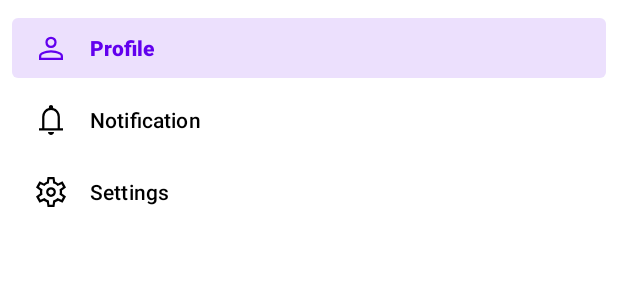
After one commit to mzungu16/wishList, an Android app: the layout backdrop_layout.xml on its own in the app's theme, with its tools: preview values and no code run, on a phone screen of 412 x 824 dp. The commit adds this screen. Shown: the top 300 px of the screen. Run offline under Robolectric (Android 15) with nearby library versions, the phone set to English and light mode, and no system bars.

Commit message:
добавил bottomSheet

```diff
--- /dev/null
+++ b/app/src/main/res/drawable/ic_notification.xml
@@ -0,0 +1,4 @@
+<vector android:height="24dp" android:viewportHeight="48"
+    android:viewportWidth="48" android:width="24dp" xmlns:android="http://schemas.android.com/apk/res/android">
+    <path android:fillColor="@color/white" android:pathData="M8,38v-3h4.2L12.2,19.7q0,-4.2 2.475,-7.475Q17.15,8.95 21.2,8.1L21.2,6.65q0,-1.15 0.825,-1.9T24,4q1.15,0 1.975,0.75 0.825,0.75 0.825,1.9L26.8,8.1q4.05,0.85 6.55,4.125t2.5,7.475L35.85,35L40,35v3ZM24,23.25ZM24,44q-1.6,0 -2.8,-1.175Q20,41.65 20,40h8q0,1.65 -1.175,2.825Q25.65,44 24,44ZM15.2,35h17.65L32.85,19.7q0,-3.7 -2.55,-6.3 -2.55,-2.6 -6.25,-2.6t-6.275,2.6Q15.2,16 15.2,19.7Z"/>
+</vector>
--- /dev/null
+++ b/app/src/main/res/drawable/ic_profile.xml
@@ -0,0 +1,4 @@
+<vector android:height="24dp" android:viewportHeight="48"
+    android:viewportWidth="48" android:width="24dp" xmlns:android="http://schemas.android.com/apk/res/android">
+    <path android:fillColor="@color/white" android:pathData="M24,23.95q-3.3,0 -5.4,-2.1 -2.1,-2.1 -2.1,-5.4 0,-3.3 2.1,-5.4 2.1,-2.1 5.4,-2.1 3.3,0 5.4,2.1 2.1,2.1 2.1,5.4 0,3.3 -2.1,5.4 -2.1,2.1 -5.4,2.1ZM8,40v-4.7q0,-1.9 0.95,-3.25T11.4,30q3.35,-1.5 6.425,-2.25Q20.9,27 24,27q3.1,0 6.15,0.775 3.05,0.775 6.4,2.225 1.55,0.7 2.5,2.05 0.95,1.35 0.95,3.25L40,40ZM11,37h26v-1.7q0,-0.8 -0.475,-1.525 -0.475,-0.725 -1.175,-1.075 -3.2,-1.55 -5.85,-2.125Q26.85,30 24,30t-5.55,0.575q-2.7,0.575 -5.85,2.125 -0.7,0.35 -1.15,1.075Q11,34.5 11,35.3ZM24,20.95q1.95,0 3.225,-1.275Q28.5,18.4 28.5,16.45q0,-1.95 -1.275,-3.225Q25.95,11.95 24,11.95q-1.95,0 -3.225,1.275Q19.5,14.5 19.5,16.45q0,1.95 1.275,3.225Q22.05,20.95 24,20.95ZM24,16.45ZM24,37Z"/>
+</vector>
--- /dev/null
+++ b/app/src/main/res/drawable/ic_settings.xml
@@ -0,0 +1,4 @@
+<vector android:height="24dp" android:viewportHeight="48"
+    android:viewportWidth="48" android:width="24dp" xmlns:android="http://schemas.android.com/apk/res/android">
+    <path android:fillColor="@color/white" android:pathData="m19.4,44 l-1,-6.3q-0.95,-0.35 -2,-0.95t-1.85,-1.25l-5.9,2.7L4,30l5.4,-3.95q-0.1,-0.45 -0.125,-1.025Q9.25,24.45 9.25,24q0,-0.45 0.025,-1.025T9.4,21.95L4,18l4.65,-8.2 5.9,2.7q0.8,-0.65 1.85,-1.25t2,-0.9l1,-6.35h9.2l1,6.3q0.95,0.35 2.025,0.925Q32.7,11.8 33.45,12.5l5.9,-2.7L44,18l-5.4,3.85q0.1,0.5 0.125,1.075 0.025,0.575 0.025,1.075t-0.025,1.05q-0.025,0.55 -0.125,1.05L44,30l-4.65,8.2 -5.9,-2.7q-0.8,0.65 -1.825,1.275 -1.025,0.625 -2.025,0.925l-1,6.3ZM24,30.5q2.7,0 4.6,-1.9 1.9,-1.9 1.9,-4.6 0,-2.7 -1.9,-4.6 -1.9,-1.9 -4.6,-1.9 -2.7,0 -4.6,1.9 -1.9,1.9 -1.9,4.6 0,2.7 1.9,4.6 1.9,1.9 4.6,1.9ZM24,27.5q-1.45,0 -2.475,-1.025Q20.5,25.45 20.5,24q0,-1.45 1.025,-2.475Q22.55,20.5 24,20.5q1.45,0 2.475,1.025Q27.5,22.55 27.5,24q0,1.45 -1.025,2.475Q25.45,27.5 24,27.5ZM24,24ZM21.8,41h4.4l0.7,-5.6q1.65,-0.4 3.125,-1.25T32.7,32.1l5.3,2.3 2,-3.6 -4.7,-3.45q0.2,-0.85 0.325,-1.675 0.125,-0.825 0.125,-1.675 0,-0.85 -0.1,-1.675 -0.1,-0.825 -0.35,-1.675L40,17.2l-2,-3.6 -5.3,2.3q-1.15,-1.3 -2.6,-2.175 -1.45,-0.875 -3.2,-1.125L26.2,7h-4.4l-0.7,5.6q-1.7,0.35 -3.175,1.2 -1.475,0.85 -2.625,2.1L10,13.6l-2,3.6 4.7,3.45q-0.2,0.85 -0.325,1.675 -0.125,0.825 -0.125,1.675 0,0.85 0.125,1.675 0.125,0.825 0.325,1.675L8,30.8l2,3.6 5.3,-2.3q1.2,1.2 2.675,2.05Q19.45,35 21.1,35.4Z"/>
+</vector>
--- a/app/src/main/res/layout/activity_main.xml
+++ b/app/src/main/res/layout/activity_main.xml
@@ -13,6 +13,7 @@
         app:layout_constraintEnd_toEndOf="parent"
         app:layout_constraintStart_toStartOf="parent"
         app:layout_constraintTop_toTopOf="parent">
+
 
         <FrameLayout
             android:id="@+id/main_container"
--- /dev/null
+++ b/app/src/main/res/layout/backdrop_layout.xml
@@ -0,0 +1,13 @@
+<?xml version="1.0" encoding="utf-8"?>
+<FrameLayout xmlns:android="http://schemas.android.com/apk/res/android"
+    xmlns:app="http://schemas.android.com/apk/res-auto"
+    android:id="@+id/filter_fragment"
+    android:layout_width="match_parent"
+    android:layout_height="match_parent"
+    app:layout_behavior="com.google.android.material.bottomsheet.BottomSheetBehavior">
+
+    <com.google.android.material.navigation.NavigationView
+        android:layout_width="match_parent"
+        android:layout_height="match_parent"
+        app:menu="@menu/backdrop_menu" />
+</FrameLayout>
--- /dev/null
+++ b/app/src/main/res/menu/backdrop_menu.xml
@@ -0,0 +1,22 @@
+<?xml version="1.0" encoding="utf-8"?>
+<menu xmlns:android="http://schemas.android.com/apk/res/android"
+    xmlns:app="http://schemas.android.com/apk/res-auto">
+    <group
+        android:id="@+id/group1"
+        android:checkableBehavior="single">
+        <item
+            android:id="@+id/profile"
+            android:checked="true"
+            android:icon="@drawable/ic_profile"
+            android:title="@string/profile" />
+        <item
+            android:id="@+id/notification"
+            android:icon="@drawable/ic_notification"
+            android:title="@string/notification" />
+        <item
+            android:id="@+id/settings"
+            android:icon="@drawable/ic_settings"
+            android:title="@string/settings" />
+    </group>
+
+</menu>
--- a/app/src/main/res/values/strings.xml
+++ b/app/src/main/res/values/strings.xml
@@ -1,8 +1,11 @@
 <resources>
     <string name="app_name">WishList</string>
-    <string name="search">search</string>
-    <string name="extended_fab_label">create group</string>
+    <string name="search">Search</string>
+    <string name="extended_fab_label">Create group</string>
     <string name="add_smth">Add smth</string>
     <string name="add_wish">Add wish</string>
     <string name="add_group">Add group</string>
+    <string name="profile">Profile</string>
+    <string name="notification">Notification</string>
+    <string name="settings">Settings</string>
 </resources>
```
Also changed, not shown: app/build.gradle (+12 -3 lines), app/src/main/java/com/example/wishlist/MainActivity.kt (+18 -5 lines), app/src/main/java/com/example/wishlist/ui/mainScreen/BottomSheet.kt (added, +18 -0 lines), app/src/main/java/com/example/wishlist/utils/GestureLockedBottomSheetBehavior.kt (added, +58 -0 lines).
